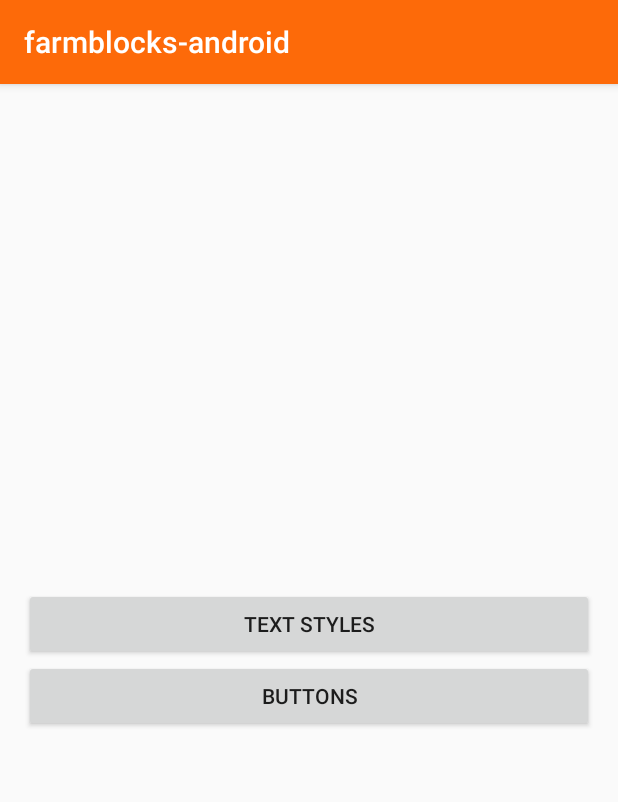
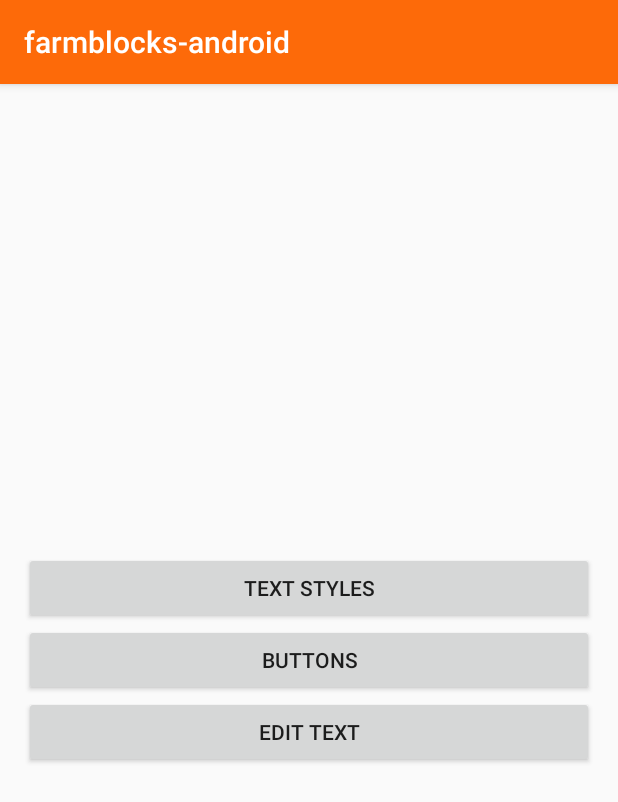
Before and after one commit to CraveFood/farmblocks-android, an Android app: the screen it shows after launch (MainActivity), on a phone screen of 412 x 824 dp. Shown: the top 802 px of the screen. Run offline under Robolectric (Android 15) with nearby library versions, the phone set to English and light mode, and no system bars.

```diff
--- a/app/src/main/AndroidManifest.xml
+++ b/app/src/main/AndroidManifest.xml
@@ -26,6 +26,9 @@
 		<activity
 			android:name=".ButtonsActivity"
 			android:label="@string/buttons"></activity>
+		<activity
+			android:name=".EditTextActivity"
+			android:label="@string/edit_text"></activity>
 	</application>
 
 </manifest>
--- a/app/src/main/java/br/com/farmblocks_android/MainActivity.kt
+++ b/app/src/main/java/br/com/farmblocks_android/MainActivity.kt
@@ -18,5 +18,9 @@ class MainActivity : AppCompatActivity() {
 		textViewButton.setOnClickListener {
 			startActivity(Intent(this, ButtonsActivity::class.java))
 		}
+
+		textViewEditText.setOnClickListener {
+			startActivity(Intent(this, EditTextActivity::class.java))
+		}
 	}
 }
--- a/app/src/main/res/layout/activity_main.xml
+++ b/app/src/main/res/layout/activity_main.xml
@@ -25,6 +25,12 @@
 			android:layout_height="wrap_content"
 			android:text="@string/buttons" />
 
+		<Button
+			android:id="@+id/textViewEditText"
+			android:layout_width="match_parent"
+			android:layout_height="wrap_content"
+			android:text="@string/edit_text" />
+
 	</LinearLayout>
 
 </ScrollView>
--- a/app/src/main/res/values/strings.xml
+++ b/app/src/main/res/values/strings.xml
@@ -2,4 +2,5 @@
 	<string name="app_name">farmblocks-android</string>
 	<string name="text_styles">Text Styles</string>
 	<string name="buttons">Buttons</string>
+	<string name="edit_text">Edit Text</string>
 </resources>
```
Also changed, not shown: app/src/main/java/br/com/farmblocks_android/EditTextActivity.kt (added, +21 -0 lines), app/src/main/res/layout/activity_edit_text.xml (added, +17 -0 lines).
